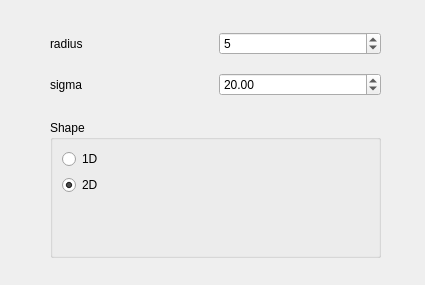
Old version of the form krita/plugins/paintops/hairy/wdgshapeoptions.ui in the repository KDE/krita.
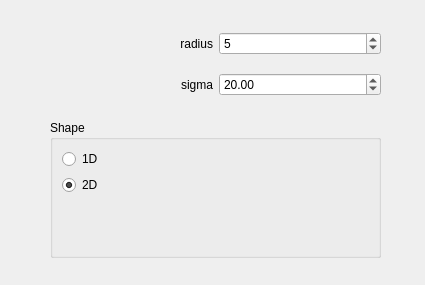
New version of the form.

Commit message:
Fix the alignment of labels in dialogs
Patch by Juan Palacios

Diff of the .ui file:
```diff
--- a/krita/plugins/paintops/hairy/wdgshapeoptions.ui
+++ b/krita/plugins/paintops/hairy/wdgshapeoptions.ui
@@ -22,7 +22,7 @@
     <height>285</height>
    </size>
   </property>
-  <widget class="QWidget">
+  <widget class="QWidget" name="layoutWidget">
    <property name="geometry">
     <rect>
      <x>50</x>
@@ -37,6 +37,9 @@
       <property name="text">
        <string>radius</string>
       </property>
+      <property name="alignment">
+       <set>Qt::AlignRight|Qt::AlignTrailing|Qt::AlignVCenter</set>
+      </property>
      </widget>
     </item>
     <item row="0" column="1">
@@ -51,6 +54,9 @@
       <property name="text">
        <string>sigma</string>
       </property>
+      <property name="alignment">
+       <set>Qt::AlignRight|Qt::AlignTrailing|Qt::AlignVCenter</set>
+      </property>
      </widget>
     </item>
     <item row="1" column="1">
@@ -62,7 +68,7 @@
     </item>
    </layout>
   </widget>
-  <widget class="QWidget">
+  <widget class="QWidget" name="layoutWidget">
    <property name="geometry">
     <rect>
      <x>50</x>
```
The commit also changes 71 other files.
